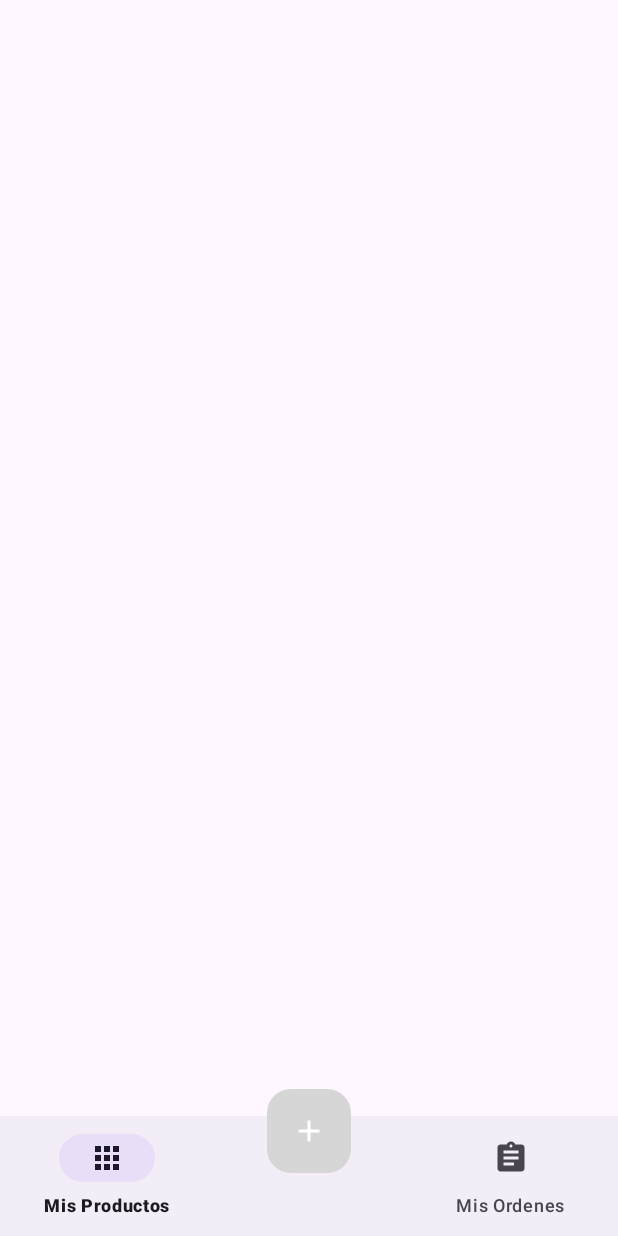
After one commit to Garithos2ez4/ProyectoVirtualStore, an Android app: the fragment FragmentInicioV shown on its own in the app's theme, on a phone screen of 412 x 824 dp. The commit adds this screen. Run offline under Robolectric (Android 15) with nearby library versions, the phone set to English and light mode, and no system bars.

Commit message:
Terminado los NavigationDrawer y BottomNavigationBar de la vista vendedor

```diff
--- /dev/null
+++ b/app/src/main/java/com/example/sistemadefacturacion_pruni/Vendedor/Nav_Fragment_Vendedor/FragmentInicioV.kt
@@ -0,0 +1,23 @@
+package com.example.sistemadefacturacion_pruni.Vendedor.Nav_Fragment_Vendedor
+
+import android.os.Bundle
+import androidx.fragment.app.Fragment
+import android.view.LayoutInflater
+import android.view.View
+import android.view.ViewGroup
+import com.example.sistemadefacturacion_pruni.R
+
+
+class FragmentInicioV : Fragment() {
+
+
+    override fun onCreateView(
+        inflater: LayoutInflater, container: ViewGroup?,
+        savedInstanceState: Bundle?
+    ): View? {
+        // Inflate the layout for this fragment
+        return inflater.inflate(R.layout.fragment_inicio_v, container, false)
+    }
+
+
+    }
--- /dev/null
+++ b/app/src/main/res/drawable/ico_agregar.xml
@@ -0,0 +1,5 @@
+<vector xmlns:android="http://schemas.android.com/apk/res/android" android:height="24dp" android:tint="#FFFFFF" android:viewportHeight="24" android:viewportWidth="24" android:width="24dp">
+
+    <path android:fillColor="@android:color/white" android:pathData="M19,13h-6v6h-2v-6H5v-2h6V5h2v6h6v2z"/>
+
+</vector>
--- /dev/null
+++ b/app/src/main/res/layout/fragment_inicio_v.xml
@@ -0,0 +1,46 @@
+<?xml version="1.0" encoding="utf-8"?>
+<androidx.coordinatorlayout.widget.CoordinatorLayout
+    xmlns:android="http://schemas.android.com/apk/res/android"
+    xmlns:tools="http://schemas.android.com/tools"
+    android:layout_width="match_parent"
+    android:layout_height="match_parent"
+    xmlns:app="http://schemas.android.com/apk/res-auto"
+    tools:context=".Vendedor.Nav_Fragment_Vendedor.FragmentInicioV">
+
+    <FrameLayout
+        android:id="@+id/bottomFragment"
+        android:layout_width="match_parent"
+        android:layout_height="match_parent"/>
+        <com.google.android.material.bottomappbar.BottomAppBar
+            android:id="@+id/bottomAppBar"
+            android:layout_width="match_parent"
+            android:layout_height="wrap_content"
+            android:layout_gravity="bottom"
+            app:contentInsetEnd="0dp"
+            app:contentInsetStart="0dp"
+            app:fabCradleMargin="10dp"
+            app:fabCradleRoundedCornerRadius="20dp"
+            app:fabAlignmentMode="center">
+
+            <com.google.android.material.bottomnavigation.BottomNavigationView
+                android:id="@+id/bottomNavigation"
+                android:layout_width="match_parent"
+                android:layout_height="match_parent"
+                android:backgroundTint="@android:color/transparent"
+                android:elevation="0dp"
+                app:labelVisibilityMode="labeled"
+                app:menu="@menu/bottom_nav_bar_vendedor_menu"/>
+
+        </com.google.android.material.bottomappbar.BottomAppBar>
+    <com.google.android.material.floatingactionbutton.FloatingActionButton
+        android:id="@+id/addFab"
+        android:backgroundTint="@color/celeste_claro"
+        android:src="@drawable/ico_agregar"
+        app:tint="@android:color/white"
+        android:layout_marginBottom="30dp"
+        app:layout_anchor="@id/bottomAppBar"
+        android:layout_width="wrap_content"
+        android:layout_height="wrap_content"/>
+
+
+</androidx.coordinatorlayout.widget.CoordinatorLayout>
--- a/app/src/main/res/values/strings.xml
+++ b/app/src/main/res/values/strings.xml
@@ -9,6 +9,8 @@
 
 
     <string name="txt_bienvenido">Bienvenid@</string>
+    <!-- TODO: Remove or change this placeholder text -->
+    <string name="hello_blank_fragment">Hello blank fragment</string>
 
 
 </resources>
```
Also changed, not shown: app/src/main/java/com/example/sistemadefacturacion_pruni/Vendedor/Botton_Nav_Fragments_Vendedor/FragmentMisProductosV.kt (added, +60 -0 lines), app/src/main/java/com/example/sistemadefacturacion_pruni/Vendedor/Botton_Nav_Fragments_Vendedor/FragmentOrdenesV.kt (added, +26 -0 lines), app/src/main/java/com/example/sistemadefacturacion_pruni/Vendedor/Nav_Fragment_Vendedor/FragmentMiTiendaV.kt (added, +23 -0 lines), app/src/main/java/com/example/sistemadefacturacion_pruni/Vendedor/Nav_Fragment_Vendedor/FragmentReseniasV.kt (added, +26 -0 lines), app/src/main/res/layout/fragment_mi_tienda_v.xml (added, +17 -0 lines), app/src/main/res/layout/fragment_mis_productos_v.xml (added, +17 -0 lines), app/src/main/res/layout/fragment_ordenes_v.xml (added, +17 -0 lines), app/src/main/res/layout/fragment_resenias_v.xml (added, +17 -0 lines).
